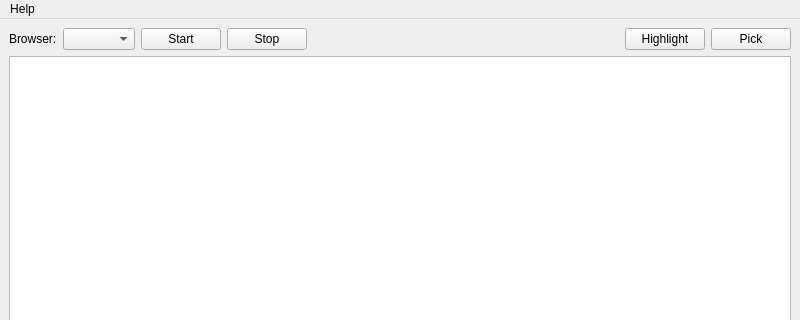
Old version of the form germaniumsb/MainWindow.ui in the repository germaniumhq/germanium-selector-builder; both pictures show x 0 to 800 and y 0 to 320 of the 800 by 600 pixel window.
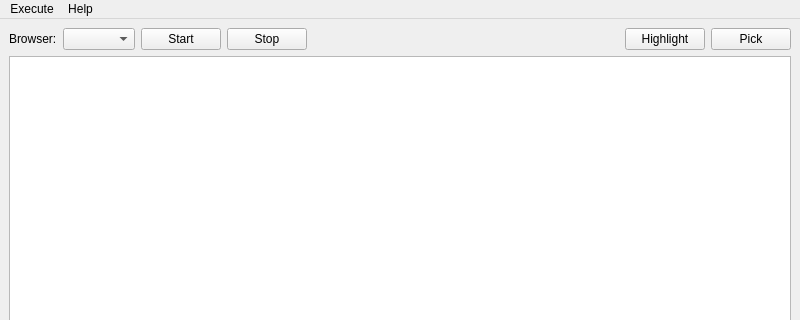
New version of the form.

The edit to the form file:
```diff
--- a/germaniumsb/MainWindow.ui
+++ b/germaniumsb/MainWindow.ui
@@ -103,6 +103,14 @@
     </property>
     <addaction name="action_About"/>
    </widget>
+   <widget class="QMenu" name="menuExecute">
+    <property name="title">
+     <string>Execute</string>
+    </property>
+    <addaction name="actionHighlight"/>
+    <addaction name="actionPick"/>
+   </widget>
+   <addaction name="menuExecute"/>
    <addaction name="menuHelp"/>
   </widget>
   <widget class="QStatusBar" name="statusbar"/>
```
Left out of the diff: 16 changed lines with no effect on the pictures.
